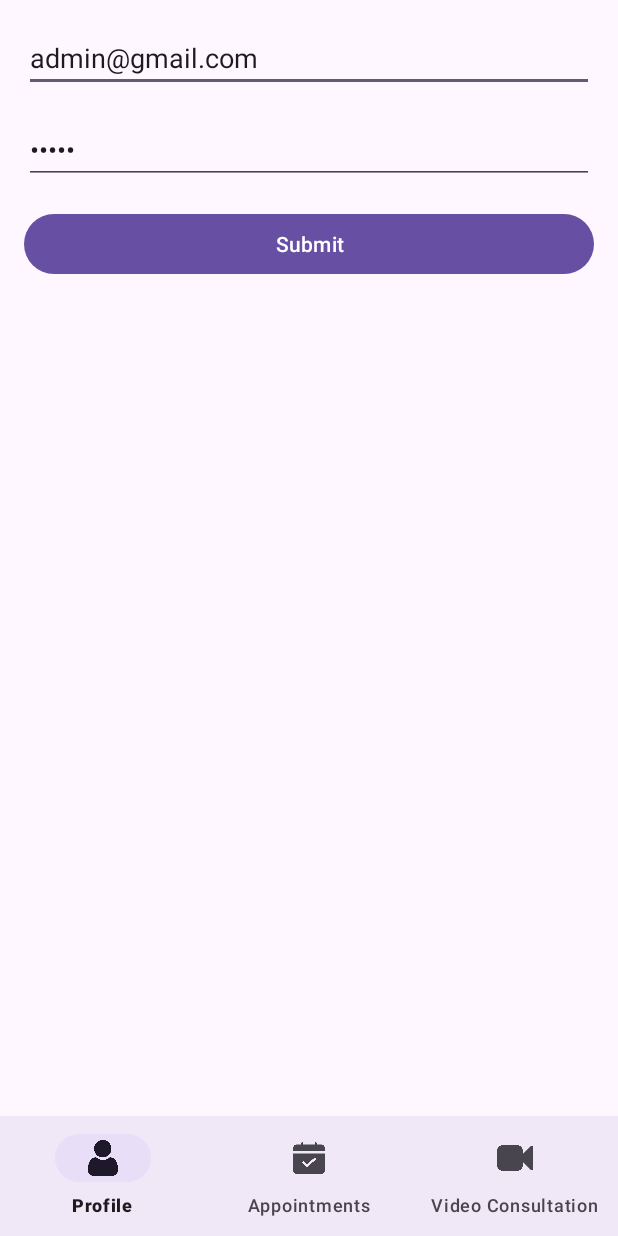
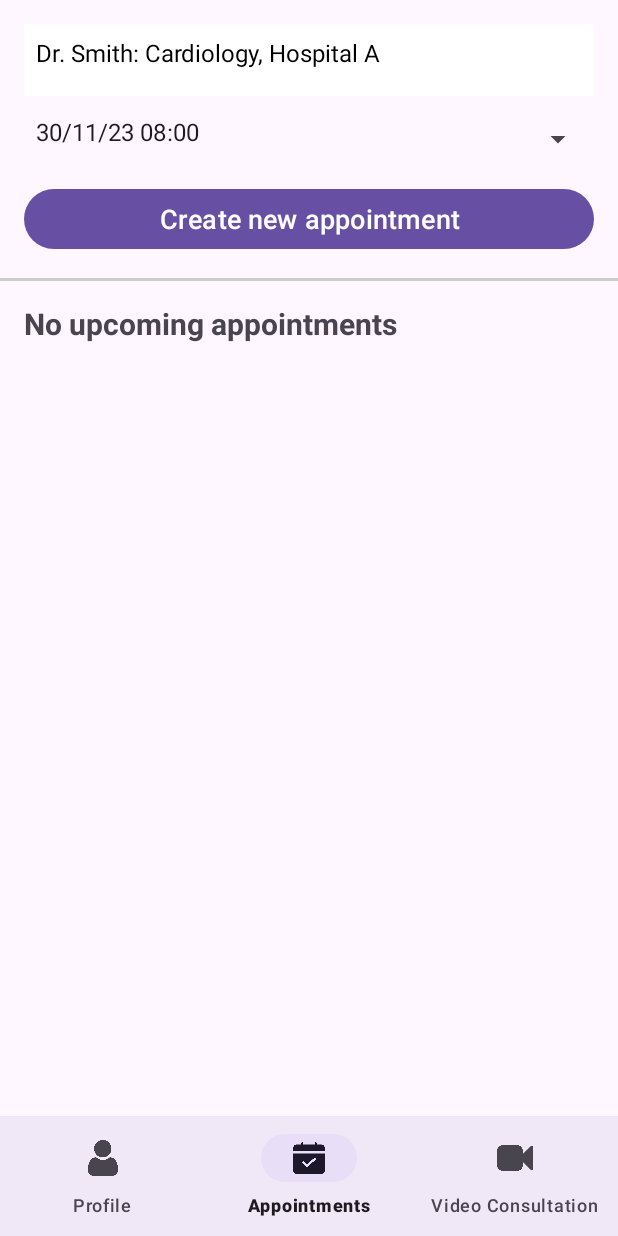
Before and after one commit to TomPham204/Telehealth, an Android app: the screen it shows after launch (MainActivity), item 2 of the bottom bar chosen, on a phone screen of 412 x 824 dp. Run offline under Robolectric (Android 15) with nearby library versions, the phone set to English and light mode, and no system bars.

Commit message:
update appointment feature

```diff
--- a/app/build.gradle.kts
+++ b/app/build.gradle.kts
@@ -50,4 +50,5 @@ dependencies {
     androidTestImplementation("androidx.test.ext:junit:1.1.5")
     androidTestImplementation("androidx.test.espresso:espresso-core:3.5.1")
     implementation("com.github.AgoraIO-Community.Android-UIKit:final:v2.0.6")
+    implementation("com.google.code.gson:gson:2.8.8")
 }
--- a/app/src/main/java/com/example/telehealth/MainActivity.kt
+++ b/app/src/main/java/com/example/telehealth/MainActivity.kt
@@ -1,10 +1,9 @@
 package com.example.telehealth
 
-import android.content.Intent
 import android.os.Bundle
-import android.util.Log
 import androidx.appcompat.app.AppCompatActivity
 import androidx.fragment.app.Fragment
+import com.example.telehealth.appointment.AppointmentFragment
 import com.example.telehealth.profile.ProfileFragment
 import com.google.android.material.bottomnavigation.BottomNavigationView
 
@@ -31,8 +30,8 @@ class MainActivity : AppCompatActivity() {
                     replaceFragment(ProfileFragment())
                     true
                 }
-                R.id.menu_video -> {
-                    startVideoActivity()
+                R.id.menu_appointment -> {
+                    replaceFragment(AppointmentFragment())
                     true
                 }
                 // Add logic for other menu items if needed
@@ -46,14 +45,4 @@ class MainActivity : AppCompatActivity() {
             .addToBackStack(null)
             .commit()
     }
-
-    private fun startVideoActivity() {
-        try {
-            val intent = Intent(this, VideoActivity::class.java)
-            startActivity(intent)
-        } catch(e: Exception) {
-            Log.d("startVideoActivity", e.toString())
-        }
-
-    }
 }
--- a/app/src/main/java/com/example/telehealth/VideoActivity.kt
+++ b/app/src/main/java/com/example/telehealth/VideoActivity.kt
@@ -20,6 +20,11 @@ class VideoActivity : AppCompatActivity() {
     override fun onCreate(savedInstanceState: Bundle?) {
         super.onCreate(savedInstanceState)
         setContentView(R.layout.activity_video)
+
+        val doctorId=intent.getStringExtra("DOCTOR_ID")
+        if(doctorId != null) {
+            channel=doctorId.toString()
+        }
 
         val exitButton = AgoraButton(this)
         exitButton.setImageResource(R.drawable.exit_icon)
--- /dev/null
+++ b/app/src/main/java/com/example/telehealth/appointment/AppointmentAdapter.kt
@@ -0,0 +1,67 @@
+package com.example.telehealth.appointment
+import android.view.LayoutInflater
+import android.view.View
+import android.view.ViewGroup
+import android.widget.Button
+import android.widget.TextView
+import androidx.recyclerview.widget.RecyclerView
+import com.example.telehealth.R
+import java.text.SimpleDateFormat
+import java.util.Calendar
+import java.util.Locale
+
+interface OnRemoveClickListener {
+    fun onRemoveClick(appointment: Appointment)
+}
+
+interface OnVideoCallClickListener {
+    fun onVideoCallClick(appointment: Appointment)
+}
+class AppointmentAdapter(
+    private var appointments: MutableList<Appointment>,
+    private val onRemoveClickListener: OnRemoveClickListener,
+    private val onVideoCallClickListener: OnVideoCallClickListener) :
+    RecyclerView.Adapter<AppointmentAdapter.AppointmentViewHolder>() {
+
+    override fun onCreateViewHolder(parent: ViewGroup, viewType: Int): AppointmentViewHolder {
+        val itemView = LayoutInflater.from(parent.context)
+            .inflate(R.layout.appointment_item, parent, false)
+        return AppointmentViewHolder(itemView)
+    }
+
+    override fun onBindViewHolder(holder: AppointmentViewHolder, position: Int) {
+        val currentItem = appointments[position]
+        holder.doctorName.text = currentItem.doctorName
+        holder.time.text = convertTimestampToDateString(currentItem.time.toLong())
+
+        holder.buttonRemove.setOnClickListener {
+            onRemoveClickListener.onRemoveClick(currentItem)
+        }
+        holder.buttonVideoCall.setOnClickListener {
+            onVideoCallClickListener.onVideoCallClick(currentItem)
+        }
+    }
+
+    private fun convertTimestampToDateString(timestamp: Long): String {
+        val sdf = SimpleDateFormat("dd/MM HH:mm", Locale.getDefault())
+        val calendar = Calendar.getInstance()
+        calendar.timeInMillis = timestamp // Set calendar time using timestamp
+        return sdf.format(calendar.time)
+    }
+
+    override fun getItemCount(): Int {
+        return appointments.size
+    }
+
+    fun updateList(newList: MutableList<Appointment>) {
+        appointments = newList
+        notifyDataSetChanged()
+    }
+
+    class AppointmentViewHolder(itemView: View) : RecyclerView.ViewHolder(itemView) {
+        val doctorName: TextView = itemView.findViewById(R.id.textDoctorName)
+        val time: TextView = itemView.findViewById(R.id.textTime)
+        val buttonRemove: Button = itemView.findViewById(R.id.buttonRemove)
+        val buttonVideoCall: Button = itemView.findViewById(R.id.buttonVideoCall)
+    }
+}
--- /dev/null
+++ b/app/src/main/java/com/example/telehealth/appointment/AppointmentFragment.kt
@@ -0,0 +1,188 @@
+package com.example.telehealth.appointment
+
+import android.content.Context
+import android.content.Intent
+import android.content.SharedPreferences
+import android.os.Bundle
+import android.util.Log
+import android.view.LayoutInflater
+import android.view.View
+import android.view.ViewGroup
+import android.widget.ArrayAdapter
+import android.widget.Button
+import android.widget.Spinner
+import android.widget.TextView
+import androidx.fragment.app.Fragment
+import androidx.recyclerview.widget.LinearLayoutManager
+import androidx.recyclerview.widget.RecyclerView
+import com.example.telehealth.R
+import com.example.telehealth.VideoActivity
+import com.google.gson.Gson
+import com.google.gson.reflect.TypeToken
+import java.text.SimpleDateFormat
+import java.util.Calendar
+import java.util.Date
+import java.util.Locale
+
+class AppointmentFragment : Fragment(), OnRemoveClickListener, OnVideoCallClickListener {
+
+    private lateinit var sharedPreferences: SharedPreferences
+    private lateinit var appointmentsList: MutableList<Appointment>
+    private lateinit var adapter: AppointmentAdapter
+
+    override fun onCreateView(
+        inflater: LayoutInflater, container: ViewGroup?,
+        savedInstanceState: Bundle?
+    ): View? {
+        val view = inflater.inflate(R.layout.appointment_fragment, container, false)
+
+        sharedPreferences = requireActivity().getSharedPreferences("appointments", Context.MODE_PRIVATE)
+        appointmentsList = retrieveAppointments()
+
+        val doctorSpinner: Spinner = view.findViewById(R.id.doctorSpinner)
+        val timeSpinner: Spinner = view.findViewById(R.id.timeSpinner)
+        val saveButton: Button = view.findViewById(R.id.appointmentBtn)
+        val recyclerView: RecyclerView = view.findViewById(R.id.appointmentsList)
+
+        val timeSlots = generateTimeSlots()
+        val timeAdapter: ArrayAdapter<String> = ArrayAdapter(
+            requireContext(),
+            android.R.layout.simple_spinner_dropdown_item,
+            timeSlots
+        )
+        timeSpinner.adapter = timeAdapter
+
+        val doctorsList = listOf(
+            Doctor("Dr. Smith", "Cardiology", "Hospital A",10),
+            Doctor("Dr. Johnson", "Dermatology", "Clinic B", 11),
+        )
+        val doctorsDropdownList = doctorsList.map { doctor ->
+            DoctorSpinnerItem("${doctor.name}: ${doctor.specialty}, ${doctor.workplace}", doctor)
+        }
+        val doctorAdapter = DoctorAdapter(requireContext(), doctorsDropdownList)
+        doctorSpinner.adapter = doctorAdapter
+
+        // Set up RecyclerView
+        adapter = AppointmentAdapter(appointmentsList, this as OnRemoveClickListener, this as OnVideoCallClickListener)
+        recyclerView.layoutManager = LinearLayoutManager(requireContext())
+        recyclerView.adapter = adapter
+        adapter.notifyDataSetChanged()
+
+        saveButton.setOnClickListener {
+            saveAppointment()
+        }
+
+        return view
+    }
+
+    override fun onViewCreated(view: View, savedInstanceState: Bundle?) {
+        super.onViewCreated(view, savedInstanceState)
+        updateUIVisibility()
+    }
+
+    private fun updateUIVisibility() {
+        val recyclerView: RecyclerView = view?.findViewById(R.id.appointmentsList)!!
+        val emptyTextView: TextView = view?.findViewById(R.id.emptyTextView)!!
+
+        if (recyclerView != null && emptyTextView != null) {
+            if (appointmentsList.isEmpty()) {
+                emptyTextView.visibility = View.VISIBLE
+                recyclerView.visibility = View.GONE
+            } else {
+                emptyTextView.visibility = View.GONE
+                recyclerView.visibility = View.VISIBLE
+            }
+        }
+    }
+
+    private fun saveAppointment() {
+        // Logic to get selected doctor and time from spinners
+        val selectedDoctor = view?.findViewById<Spinner>(R.id.doctorSpinner)?.selectedItem!! as DoctorSpinnerItem
+        val selectedTime = view?.findViewById<Spinner>(R.id.timeSpinner)?.selectedItem.toString()
+
+        // Add new appointment to the existing list
+        val newAppointment = Appointment(selectedDoctor.doctor.name, selectedDoctor.doctor.id, convertToUnixTimestamp(selectedTime))
+        appointmentsList.add(newAppointment)
+
+        // Save updated appointments list to SharedPreferences
+        saveAppointmentsToSharedPreferences(appointmentsList)
+
+        // Update RecyclerView
+        adapter.updateList(appointmentsList)
+
+        // Update visibility of the appointment list
+        updateUIVisibility()
+    }
+
+    private fun retrieveAppointments(): MutableList<Appointment> {
+        val sharedPreferences = requireContext().getSharedPreferences("Appointments", Context.MODE_PRIVATE)
+        val appointmentsJson = sharedPreferences.getString("appointmentsKey", null)
+        val appointmentsList = mutableListOf<Appointment>()
+
+        appointmentsJson?.let {
+            val type = object : TypeToken<List<Appointment>>() {}.type
+            appointmentsList.addAll(Gson().fromJson(it, type))
+        }
+
+        return appointmentsList
+    }
+
+    private fun saveAppointmentsToSharedPreferences(appointmentsList: List<Appointment>) {
+        val sharedPreferences = requireContext().getSharedPreferences("Appointments", Context.MODE_PRIVATE)
+        val editor = sharedPreferences.edit()
+        val gson = Gson()
+        val json = gson.toJson(appointmentsList)
+        editor.putString("appointmentsKey", json)
+        editor.apply()
+    }
+
+    private fun generateTimeSlots(): ArrayList<String> {
+        val timeSlots = ArrayList<String>()
+
+        val calendar = Calendar.getInstance()
+        val sdf = SimpleDateFormat("dd/MM/yy HH:mm", Locale.getDefault())
+
+        calendar.time = Date() // Set calendar to today
+
+        // Generate timestamps for tomorrow and the day after tomorrow
+        for (i in 0 until 2) {
+            val year = calendar.get(Calendar.YEAR)
+            val month = calendar.get(Calendar.MONTH)
+            val day = calendar.get(Calendar.DAY_OF_MONTH)
+
+            for (hour in 8 until 17) {
+                for (min in 0 until 60 step 5) {
+                    calendar.set(year, month, day, hour, min)
+                    val timestamp = sdf.format(calendar.time)
+                    timeSlots.add(timestamp)
+                }
+            }
+            calendar.add(Calendar.DAY_OF_MONTH, 1) // Move to the next day
+        }
+
+        return timeSlots
+    }
+
+    private fun convertToUnixTimestamp(selectedTime: String): Long {
+        val dateFormat = SimpleDateFormat("dd/MM/yy HH:mm", Locale.getDefault())
+        val date = dateFormat.parse(selectedTime)
+        return date?.time ?: 0L
+    }
+
+    override fun onRemoveClick(appointment: Appointment) {
+        appointmentsList.remove(appointment)
+        saveAppointmentsToSharedPreferences(appointmentsList)
+        adapter.updateList(appointmentsList)
+        updateUIVisibility()
+    }
+
+    override fun onVideoCallClick(appointment: Appointment) {
+        try {
+            val intent = Intent(requireContext(), VideoActivity::class.java)
+            intent.putExtra("DOCTOR_ID", appointment.doctorId.toString())
+            startActivity(intent)
+        } catch(e: Exception) {
+            Log.d("startVideoActivity", e.toString())
+        }
+    }
+}
--- /dev/null
+++ b/app/src/main/java/com/example/telehealth/appointment/DoctorAdaptor.kt
@@ -0,0 +1,42 @@
+package com.example.telehealth.appointment
+
+import android.content.Context
+import android.view.LayoutInflater
+import android.view.View
+import android.view.ViewGroup
+import android.widget.ArrayAdapter
+import android.widget.TextView
+import com.example.telehealth.R
+
+data class Doctor(
+    var name: String,
+    var specialty: String,
+    var workplace: String,
+    var id: Int,
+)
+
+data class DoctorSpinnerItem(
+    val displayText: String,
+    val doctor: Doctor
+)
+class DoctorAdapter(context: Context, doctors: List<DoctorSpinnerItem>) :
+    ArrayAdapter<DoctorSpinnerItem>(context, R.layout.doctor_spinner_item, doctors) {
+
+    override fun getView(position: Int, convertView: View?, parent: ViewGroup): View {
+        val view = convertView ?: LayoutInflater.from(context).inflate(
+            R.layout.doctor_spinner_item,
+            parent,
+            false
+        )
+
+        val doctor = getItem(position)
+        val textView = view.findViewById<TextView>(R.id.spinnerItem)
+        textView.text = doctor?.displayText
+
+        return view
+    }
+
+    override fun getDropDownView(position: Int, convertView: View?, parent: ViewGroup): View {
+        return getView(position, convertView, parent)
+    }
+}
--- /dev/null
+++ b/app/src/main/res/layout/appointment_fragment.xml
@@ -0,0 +1,86 @@
+<?xml version="1.0" encoding="utf-8"?>
+<androidx.constraintlayout.widget.ConstraintLayout
+    xmlns:android="http://schemas.android.com/apk/res/android"
+    android:layout_width="match_parent"
+    android:layout_height="match_parent"
+    xmlns:app="http://schemas.android.com/apk/res-auto">
+
+    <!-- Top section -->
+    <LinearLayout
+        android:id="@+id/topSection"
+        android:layout_width="match_parent"
+        android:layout_height="wrap_content"
+        android:orientation="vertical"
+        android:padding="16dp"
+        app:layout_constraintTop_toTopOf="parent"
+        app:layout_constraintBottom_toTopOf="@id/bottomSection">
+
+        <Spinner
+            android:id="@+id/doctorSpinner"
+            android:layout_width="match_parent"
+            android:layout_height="wrap_content"
+            android:prompt="@string/select_doctor"
+            android:paddingBottom="10dp"
+            android:spinnerMode="dropdown"
+            android:dropDownWidth="match_parent"
+            android:dropDownVerticalOffset="16dp"
+            android:background="@color/white"
+            app:layout_constraintTop_toTopOf="parent"
+            app:layout_constraintStart_toStartOf="parent"
+            app:layout_constraintEnd_toEndOf="parent"/>
+
+        <Spinner
+            android:id="@+id/timeSpinner"
+            android:layout_width="match_parent"
+            android:layout_height="wrap_content"
+            android:prompt="@string/select_time"
+            android:paddingBottom="10dp"
+        />
+
+        <Button
+            android:id="@+id/appointmentBtn"
+            android:layout_width="match_parent"
+            android:layout_height="wrap_content"
+            android:text="Create new appointment"
+            android:textSize="18sp"
+            android:onClick="saveAppointment"/>
+
+    </LinearLayout>
+
+    <View
+        android:layout_width="match_parent"
+        android:layout_height="2dp"
+        android:background="#CCCCCC"
+        app:layout_constraintTop_toBottomOf="@id/topSection"
+        app:layout_constraintBottom_toTopOf="@id/bottomSection"/>
+
+    <!-- List of appointments -->
+    <LinearLayout
+        android:id="@+id/bottomSection"
+        android:layout_width="match_parent"
+        android:layout_height="0dp"
+        android:orientation="vertical"
+        android:padding="16dp"
+        app:layout_constraintBottom_toBottomOf="parent"
+        app:layout_constraintTop_toBottomOf="@id/topSection">
+
+        <androidx.recyclerview.widget.RecyclerView
+            android:id="@+id/appointmentsList"
+            android:layout_width="match_parent"
+            android:layout_weight="1.0"
+            android:layout_height="0dp"
+            android:visibility="visible"
+            app:layoutManager="androidx.recyclerview.widget.LinearLayoutManager" />
+
+        <TextView
+            android:id="@+id/emptyTextView"
+            android:layout_width="wrap_content"
+            android:layout_height="wrap_content"
+            android:layout_centerInParent="true"
+            android:text="No upcoming appointments"
+            android:visibility="gone"
+            android:textSize="20sp"
+            android:textStyle="bold"
+            app:layout_constraintTop_toTopOf="@id/bottomSection" />
+    </LinearLayout>
+</androidx.constraintlayout.widget.ConstraintLayout>
--- /dev/null
+++ b/app/src/main/res/layout/doctor_spinner_item.xml
@@ -0,0 +1,12 @@
+<?xml version="1.0" encoding="utf-8"?>
+<androidx.constraintlayout.widget.ConstraintLayout xmlns:android="http://schemas.android.com/apk/res/android"
+    android:layout_width="match_parent"
+    android:layout_height="wrap_content">
+    <TextView
+        android:id="@+id/spinnerItem"
+        android:layout_width="match_parent"
+        android:layout_height="wrap_content"
+        android:padding="8dp"
+        android:textColor="@android:color/black"
+        android:textSize="16sp"/>
+</androidx.constraintlayout.widget.ConstraintLayout>
--- a/app/src/main/res/values/colors.xml
+++ b/app/src/main/res/values/colors.xml
@@ -2,4 +2,5 @@
 <resources>
     <color name="black">#FF000000</color>
     <color name="white">#FFFFFFFF</color>
+    <color name="red">#FF0000</color>
 </resources>
--- a/app/src/main/res/values/strings.xml
+++ b/app/src/main/res/values/strings.xml
@@ -1,3 +1,5 @@
 <resources>
     <string name="app_name">Telehealth</string>
+    <string name="select_doctor">Select doctor</string>
+    <string name="select_time">Select time</string>
 </resources>
```
Also changed, not shown: app/src/main/java/com/example/telehealth/appointment/AppointmentModel.kt (added, +7 -0 lines), app/src/main/res/layout/appointment_item.xml (added, +57 -0 lines).
